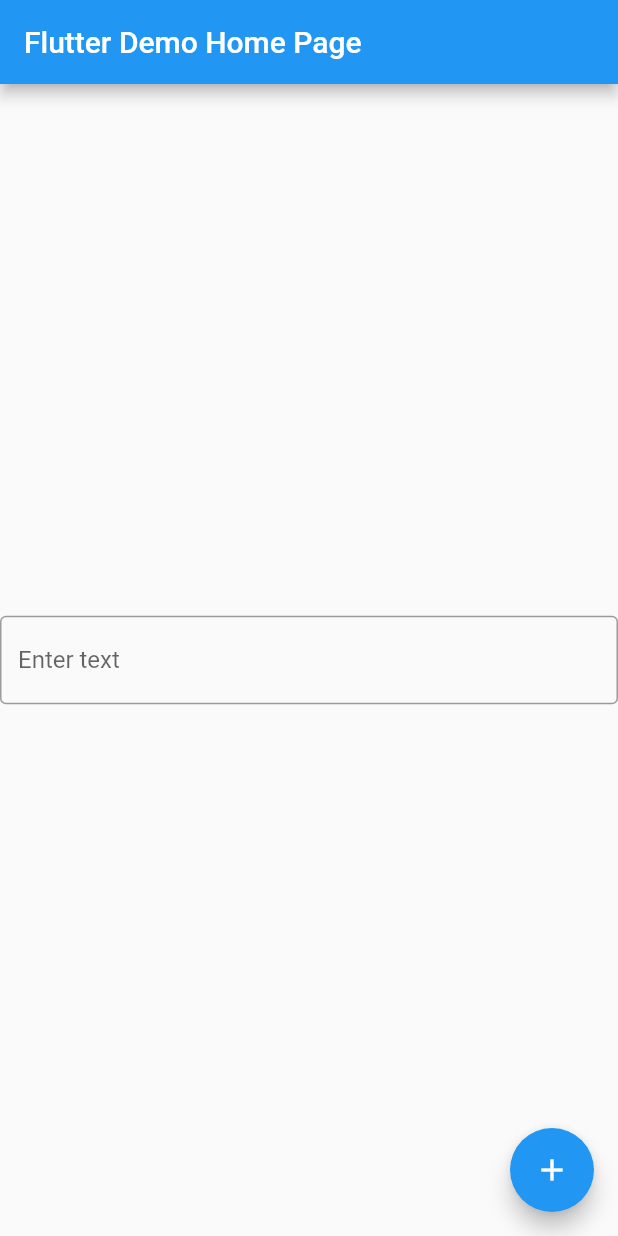
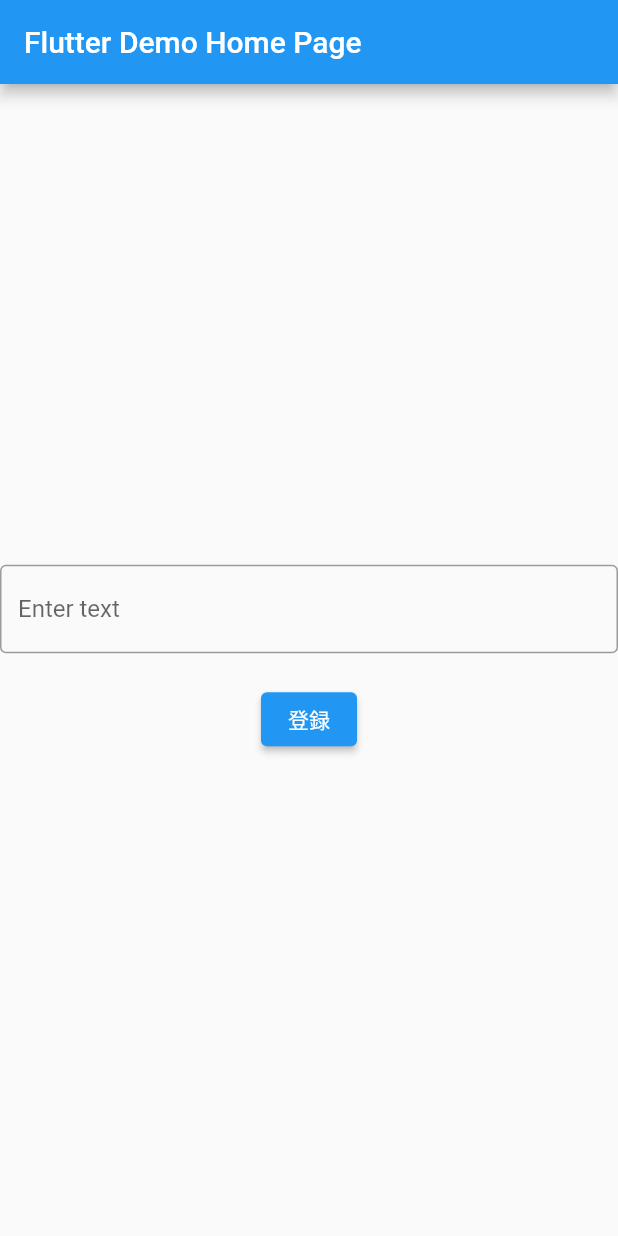
Before and after one commit to ysk826/englishApp, a Flutter app: the screen it shows after launch, on a phone screen of 412 x 824 dp. Run offline on Flutter 3.47's test engine with Material 2 defaults, Android fonts, the phone set to English and light mode, and no system bars.

Commit message:
added button

```diff
--- a/lib/main.dart
+++ b/lib/main.dart
@@ -1,5 +1,6 @@
 import 'package:flutter/material.dart';
 import 'text_field.dart';
+import 'register_button.dart';
 
 void main() {
   runApp(const MyApp());
@@ -39,19 +40,21 @@ class _MyHomePageState extends State<MyHomePage> {
 
   @override
   Widget build(BuildContext context) {
-
     return Scaffold(
       appBar: AppBar(
         title: Text(widget.title),
       ),
       body: Center(
-        child: MyTextField(),
-      ),
-      floatingActionButton: FloatingActionButton(
-        onPressed: _incrementCounter,
-        tooltip: 'Increment',
-        child: const Icon(Icons.add),
-      ),
+          child: Column(
+            mainAxisSize: MainAxisSize.min,
+            children: [
+            MyTextField(),
+            const SizedBox(
+            height: 20,
+            ),
+            RegisterButton(label: "登録", onPressed: () {}),
+        ],
+      )),
     );
   }
 }
--- /dev/null
+++ b/lib/register_button.dart
@@ -0,0 +1,28 @@
+import 'dart:io';
+import 'package:flutter/cupertino.dart';
+import 'package:flutter/material.dart';
+
+class RegisterButton extends StatelessWidget {
+  final String label;
+  final VoidCallback onPressed;
+
+  RegisterButton({required this.label, required this.onPressed});
+
+  @override
+  Widget build(BuildContext context) {
+    if (Platform.isIOS) {
+      return CupertinoButton(
+          child: Text(label),
+          color: CupertinoColors.activeBlue,
+          onPressed: onPressed);
+    } else {
+      return ElevatedButton(
+        child: Text(label),
+        style: ElevatedButton.styleFrom(
+          primary: Colors.blue,
+        ),
+        onPressed: onPressed,
+      );
+    }
+  }
+}
```
